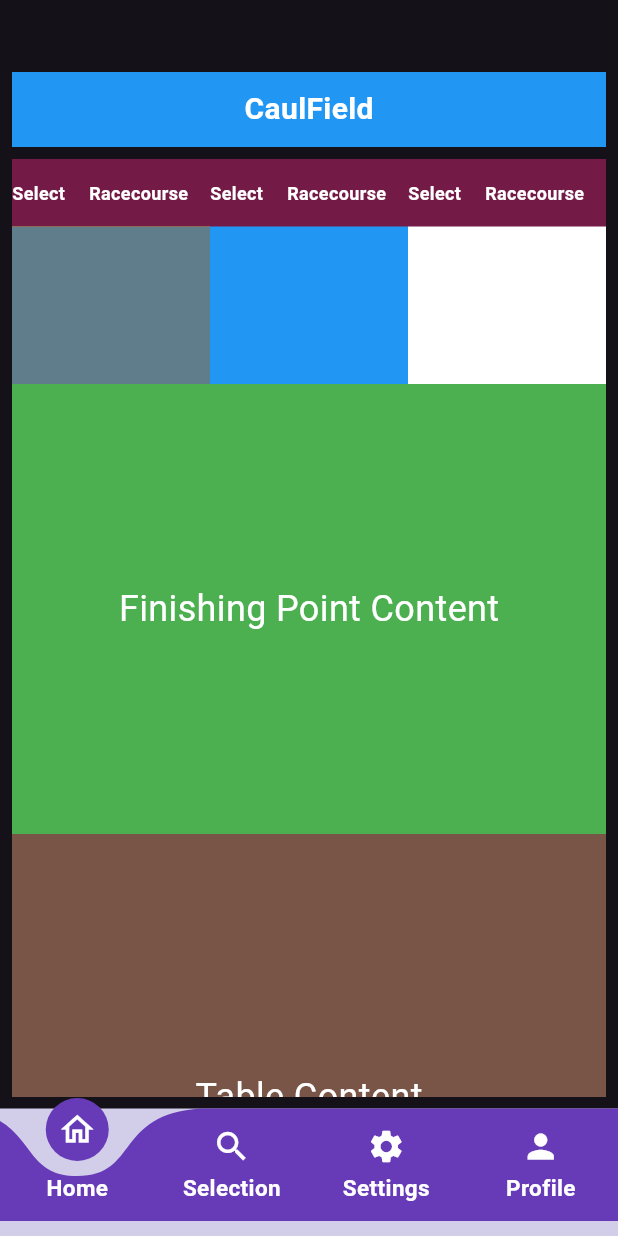
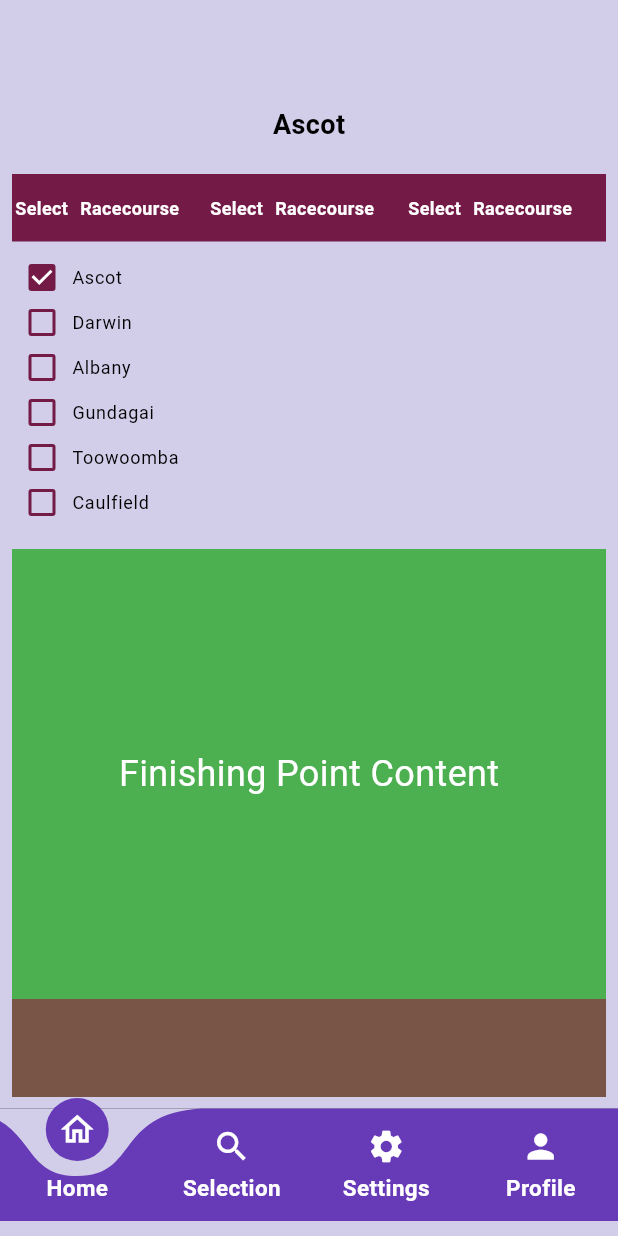
Before and after one commit to shaqir/Racecourse-Flutter, a Flutter app: the screen it shows after launch, on a phone screen of 412 x 824 dp. Run offline on Flutter 3.47's test engine with Material 3 defaults, Android fonts, the phone set to English and light mode, and no system bars; drawn by our look-alikes of curved_labeled_navigation_bar; our stand-ins replace cloud_firestore, firebase_core; accounts and stored records are empty.

Commit message:
added checkbox in dashboard screen

```diff
--- a/lib/core/appcolors.dart
+++ b/lib/core/appcolors.dart
@@ -3,4 +3,5 @@ import 'package:flutter/material.dart';
 class AppColors {
    static const Color primaryLightPurpleColor = Color(0xffd2ceea);
    static const Color selectedDarkBrownColor = Color(0xff731a47);
+   static const Color primaryBgColor = Color(0xffd2ceea);
 }
--- a/lib/main.dart
+++ b/lib/main.dart
@@ -1,5 +1,6 @@
 import 'package:firebase_core/firebase_core.dart';
 import 'package:flutter/material.dart';
+import 'package:racecourse_tracks/core/appcolors.dart';
 import 'package:racecourse_tracks/firebase_options.dart';
 import 'package:racecourse_tracks/screens/DashboardHomepage/page_container.dart';
 
@@ -12,6 +13,7 @@ void main() async {
   runApp(MaterialApp(
         theme: ThemeData(
           primarySwatch: Colors.teal,
+          unselectedWidgetColor: AppColors.selectedDarkBrownColor,
           brightness: Brightness.dark,
         ),
         debugShowCheckedModeBanner: false,
--- a/lib/screens/DashboardHomepage/dashboard_page.dart
+++ b/lib/screens/DashboardHomepage/dashboard_page.dart
@@ -1,6 +1,6 @@
 import 'package:flutter/material.dart';
+import 'package:flutter/rendering.dart';
 import 'package:racecourse_tracks/core/appcolors.dart';
-import 'package:grouped_checkbox/grouped_checkbox.dart';
 
 class DashboardPage extends StatefulWidget {
   const DashboardPage({super.key});
@@ -10,6 +10,41 @@ class DashboardPage extends StatefulWidget {
 }
 
 class _DashboardPageState extends State<DashboardPage> {
+  bool value = false;
+  String title = "Ascot";
+  String Selected = "";
+  List checkListItems = [
+    {
+      "id": 0,
+      "value": true,
+      "title": "Ascot",
+    },
+    {
+      "id": 1,
+      "value": false,
+      "title": "Darwin",
+    },
+    {
+      "id": 2,
+      "value": false,
+      "title": "Albany",
+    },
+    {
+      "id": 3,
+      "value": false,
+      "title": "Gundagai",
+    },
+    {
+      "id": 4,
+      "value": false,
+      "title": "Toowoomba",
+    },
+    {
+      "id": 5,
+      "value": false,
+      "title": "Caulfield",
+    }
+  ];
 
   @override
   void initState() {
@@ -18,22 +53,23 @@ class _DashboardPageState extends State<DashboardPage> {
 
   @override
   Widget build(BuildContext context) {
-    return Padding(
+    return Container(
+      color: AppColors.primaryBgColor,
+      child: Padding(
         padding: const EdgeInsets.all(8.0),
         child: SingleChildScrollView(
-        scrollDirection: Axis.vertical,
           child: Column(
             children: <Widget>[
               Container(
-              margin: const EdgeInsets.only(top: 40),
+                margin: const EdgeInsets.only(top: 50),
                 height: 50.0,
-              color: Colors.blue,
-              child: const Center(
+                color: Colors.transparent,
+                child: Center(
                   child: Text(
-                  'CaulField',
-                  style: TextStyle(
-                    color: Colors.white,
-                    fontSize: 20.0,
+                    title,
+                    style: const TextStyle(
+                      color: Colors.black,
+                      fontSize: 18.0,
                       fontWeight: FontWeight.bold,
                     ),
                   ),
@@ -41,15 +77,101 @@ class _DashboardPageState extends State<DashboardPage> {
               ),
               const SizedBox(height: 8),
               SizedBox(
-              height: 150,
-              width: double.infinity,
+                height: 250,
                 child: Row(
+                  mainAxisAlignment: MainAxisAlignment.start,
                   mainAxisSize: MainAxisSize.max,
-                mainAxisAlignment: MainAxisAlignment.center,
+                  crossAxisAlignment: CrossAxisAlignment.center,
                   children: [
+                    Expanded(
+                      child: Container(
+                        color: Colors.transparent,
+                        child: Column(
+                          children: [
+                            Container(
+                              color: AppColors.selectedDarkBrownColor,
+                              height: 45,
+                              child: const Row(
+                                mainAxisAlignment: MainAxisAlignment.start,
+                                crossAxisAlignment: CrossAxisAlignment.center,
+                                children: [
+                                  SizedBox(
+                                    width: 2,
+                                  ),
+                                  Text('Select',
+                                      textAlign: TextAlign.left,
+                                      style: TextStyle(
+                                          color: Colors.white,
+                                          fontSize: 12.0,
+                                          fontWeight: FontWeight.bold)),
+                                  SizedBox(
+                                    width: 8,
+                                  ),
+                                  Text('Racecourse',
+                                      textAlign: TextAlign.left,
+                                      style: TextStyle(
+                                          color: Colors.white,
+                                          fontSize: 12.0,
+                                          fontWeight: FontWeight.bold)),
+                                ],
+                              ),
+                            ),
                             Flexible(
+                              child: Column(
+                                mainAxisAlignment: MainAxisAlignment.start,
+                                crossAxisAlignment: CrossAxisAlignment.start,
+                                children: List.generate(
+                                  checkListItems.length,
+                                  (index) => SizedBox(
+                                    height: 30,
+                                    child: ListTileTheme(
+                                      horizontalTitleGap: 0,
+                                      minLeadingWidth: 0,
+                                      child: CheckboxListTile(
+                                        controlAffinity:
+                                            ListTileControlAffinity.leading,
+                                        contentPadding: EdgeInsets.zero,
+                                        checkColor: Colors.white,
+                                        tileColor: AppColors.selectedDarkBrownColor,
+                                        activeColor:
+                                            AppColors.selectedDarkBrownColor,
+                                        side: const BorderSide(
+                                            color: AppColors.selectedDarkBrownColor,
+                                            width: 2),
+                                        dense: true,
+                                        title: Text(
+                                          textAlign: TextAlign.left,
+                                          checkListItems[index]["title"],
+                                          style: const TextStyle(
+                                            fontSize: 12.0,
+                                            color: Colors.black,
+                                          ),
+                                        ),
+                                        value: checkListItems[index]["value"],
+                                        onChanged: (value) {
+                                          setState(() {
+                                            for (var element in checkListItems) {
+                                              element["value"] = false;
+                                            }
+                                            checkListItems[index]["value"] = value;
+                                            Selected =
+                                                "${checkListItems[index]["id"]}, ${checkListItems[index]["title"]}, ${checkListItems[index]["value"]}";
+                                            title = checkListItems[index]["title"];
+                                          });
+                                        },
+                                      ),
+                                    ),
+                                  ),
+                                ),
+                              ),
+                            ),
+                          ],
+                        ),
+                      ),
+                    ),
+                    Expanded(
                       child: Container(
-                      color: Colors.orange,
+                        color: Colors.transparent,
                         child: Column(
                           children: [
                             Container(
@@ -65,7 +187,7 @@ class _DashboardPageState extends State<DashboardPage> {
                                           fontSize: 12.0,
                                           fontWeight: FontWeight.bold)),
                                   SizedBox(
-                                  width: 16,
+                                    width: 8,
                                   ),
                                   Text('Racecourse',
                                       style: TextStyle(
@@ -75,18 +197,13 @@ class _DashboardPageState extends State<DashboardPage> {
                                 ],
                               ),
                             ),
-                          Flexible(
-                            child: Container(
-                              color: Colors.blueGrey,
-                            ),
-                          )
                           ],
                         ),
                       ),
                     ),
-                  Flexible(
+                    Expanded(
                       child: Container(
-                      color: Colors.blue,
+                        color: Colors.transparent,
                         child: Column(
                           children: [
                             Container(
@@ -102,39 +219,7 @@ class _DashboardPageState extends State<DashboardPage> {
                                           fontSize: 12.0,
                                           fontWeight: FontWeight.bold)),
                                   SizedBox(
-                                  width: 16,
-                                ),
-                                Text('Racecourse',
-                                    style: TextStyle(
-                                        color: Colors.white,
-                                        fontSize: 12.0,
-                                        fontWeight: FontWeight.bold)),
-                              ],
-                            ),
-                          ),
-                        ],
-                      ),
-                    ),
-                  ),
-                  Flexible(
-                    child: Container(
-                      color: Colors.white,
-                      child: Column(
-                        children: [
-                          Container(
-                            color: AppColors.selectedDarkBrownColor,
-                            height: 45,
-                            child: const Row(
-                              mainAxisAlignment: MainAxisAlignment.start,
-                              crossAxisAlignment: CrossAxisAlignment.center,
-                              children: [
-                                Text('Select',
-                                    style: TextStyle(
-                                        color: Colors.white,
-                                        fontSize: 12.0,
-                                        fontWeight: FontWeight.bold)),
-                                SizedBox(
-                                  width: 16,
+                                    width: 8,
                                   ),
                                   Text('Racecourse',
                                       style: TextStyle(
@@ -182,6 +267,7 @@ class _DashboardPageState extends State<DashboardPage> {
             ],
           ),
         ),
+      ),
     );
   }
 }
```
Lines whose indentation alone changed are shown as unchanged.
